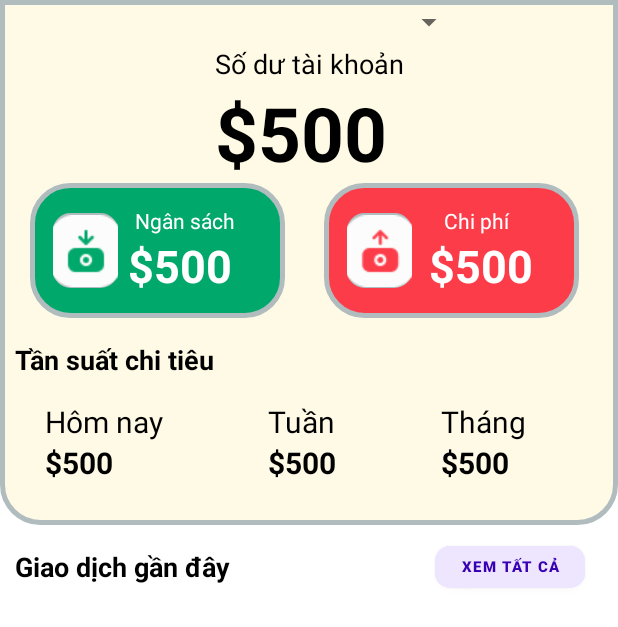
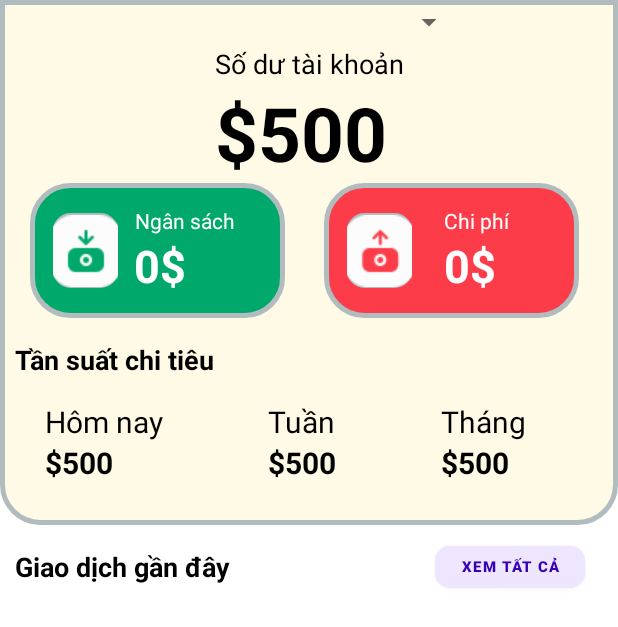
Before and after one commit to nguyendinhduy13/Money-Management, an Android app: the HomeActivity screen opened directly, with no data from a screen before it, on a phone screen of 412 x 824 dp. Shown: the top 627 px of the screen. Run offline under Robolectric (Android 15) with nearby library versions, the phone set to English and light mode, and no system bars; our stand-ins replace Firebase (no records; nobody signed in at launch, a user with empty details on screens opened directly).

Commit message:
giao dien

```diff
--- a/app/src/main/java/com/example/moneymanagement/HomeActivity.java
+++ b/app/src/main/java/com/example/moneymanagement/HomeActivity.java
@@ -1,5 +1,6 @@
 package com.example.moneymanagement;
 
+import androidx.annotation.NonNull;
 import androidx.appcompat.app.AppCompatActivity;
 
 import android.content.Intent;
@@ -7,29 +8,57 @@ import android.os.Bundle;
 import android.view.View;
 import android.widget.LinearLayout;
 import android.widget.TextView;
+import android.widget.Toast;
+
+import com.google.firebase.auth.FirebaseAuth;
+import com.google.firebase.database.DataSnapshot;
+import com.google.firebase.database.DatabaseError;
+import com.google.firebase.database.DatabaseReference;
+import com.google.firebase.database.FirebaseDatabase;
+import com.google.firebase.database.ValueEventListener;
 
 public class HomeActivity extends AppCompatActivity {
 
     private LinearLayout linearNgansach;
-    private TextView todaytv;
+    private TextView tv_homnay,tvthunhap;
+    private DatabaseReference budgetRef,personalRef;
+    private FirebaseAuth mAuth;
     @Override
     protected void onCreate(Bundle savedInstanceState) {
         super.onCreate(savedInstanceState);
         setContentView(R.layout.activity_home);
         linearNgansach=findViewById(R.id.linearNgansach);
+        tvthunhap=findViewById(R.id.tv_thunhap);
+        mAuth = FirebaseAuth.getInstance();
+        budgetRef= FirebaseDatabase.getInstance().getReference().child("budget").child(mAuth.getCurrentUser().getUid());
+
+        budgetRef.addValueEventListener(new ValueEventListener() {
+            @Override
+            public void onDataChange(@NonNull DataSnapshot snapshot) {
+                if(snapshot.exists()&&snapshot.getChildrenCount()>0){
+                    int totalamount=0;
+                    for(DataSnapshot snap:snapshot.getChildren()) {
+                        Data data = snap.getValue(Data.class);
+
+                        totalamount += data.getAmount();
+
+                        String sttotal = String.valueOf(totalamount+"$");
+
+                        tvthunhap.setText(sttotal);
+                    }
+                }
+            }
+
+            @Override
+            public void onCancelled(@NonNull DatabaseError error) {
+
+            }
+        });
+
         linearNgansach.setOnClickListener(new View.OnClickListener() {
             @Override
             public void onClick(View view) {
-                Intent intent =new Intent(HomeActivity.this,BudgetActivity.class);
-                startActivity(intent);
-            }
-        });
-
-        todaytv=findViewById(R.id.todaytv);
-        todaytv.setOnClickListener(new View.OnClickListener() {
-            @Override
-            public void onClick(View view) {
-                Intent intent =new Intent(HomeActivity.this,TodaySpendingActivity.class);
+                Intent intent = new Intent(HomeActivity.this,BudgetActivity.class);
                 startActivity(intent);
             }
         });
--- a/app/src/main/res/layout/activity_home.xml
+++ b/app/src/main/res/layout/activity_home.xml
@@ -58,10 +58,10 @@
                 android:id="@+id/tv_thunhap"
                 android:layout_width="80dp"
                 android:layout_height="45dp"
-                android:text="$500"
+                android:text="0$"
                 android:textStyle="bold"
                 android:textSize="30dp"
-                android:layout_marginLeft="65dp"
+                android:layout_marginLeft="69dp"
                 android:textColor="@color/white" />
             <ImageButton
                 android:id="@+id/btnthunhap"
@@ -93,10 +93,10 @@
                 android:id="@+id/tv_chiphi"
                 android:layout_width="80dp"
                 android:layout_height="45dp"
-                android:text="$500"
+                android:text="0$"
                 android:textStyle="bold"
                 android:textSize="30dp"
-                android:layout_marginLeft="70dp"
+                android:layout_marginLeft="80dp"
                 android:textColor="@color/white" />
             <ImageButton
                 android:id="@+id/btnchiphi"
@@ -130,8 +130,8 @@
                     android:text="Hôm nay"
                     android:textColor="@color/black"
                     android:textSize="20dp"
-                    android:id="@+id/todaytv"
                     android:layout_marginLeft="30dp"
+                    android:id="@+id/tv_homnay"
                     />
                 <com.google.android.material.textview.MaterialTextView
                     android:layout_width="match_parent"
--- a/app/src/main/res/layout/activity_login.xml
+++ b/app/src/main/res/layout/activity_login.xml
@@ -15,6 +15,7 @@
         android:textSize="20dp"></TextView>
 
     <Button
+        android:id="@+id/btn_back"
         android:layout_width="59dp"
         android:layout_height="58dp"
         android:layout_marginTop="-40dp"
--- a/app/src/main/res/layout/activity_registration.xml
+++ b/app/src/main/res/layout/activity_registration.xml
@@ -14,6 +14,7 @@
         android:layout_marginLeft="140dp"></TextView>
 
     <Button
+        android:id="@+id/btn_back"
         android:layout_width="59dp"
         android:layout_height="58dp"
         android:layout_marginTop="-40dp"
```
Also changed, not shown: app/src/main/java/com/example/moneymanagement/LoginActivity.java (+10 -1 lines), app/src/main/java/com/example/moneymanagement/RegistrationActivity.java (+10 -1 lines).
